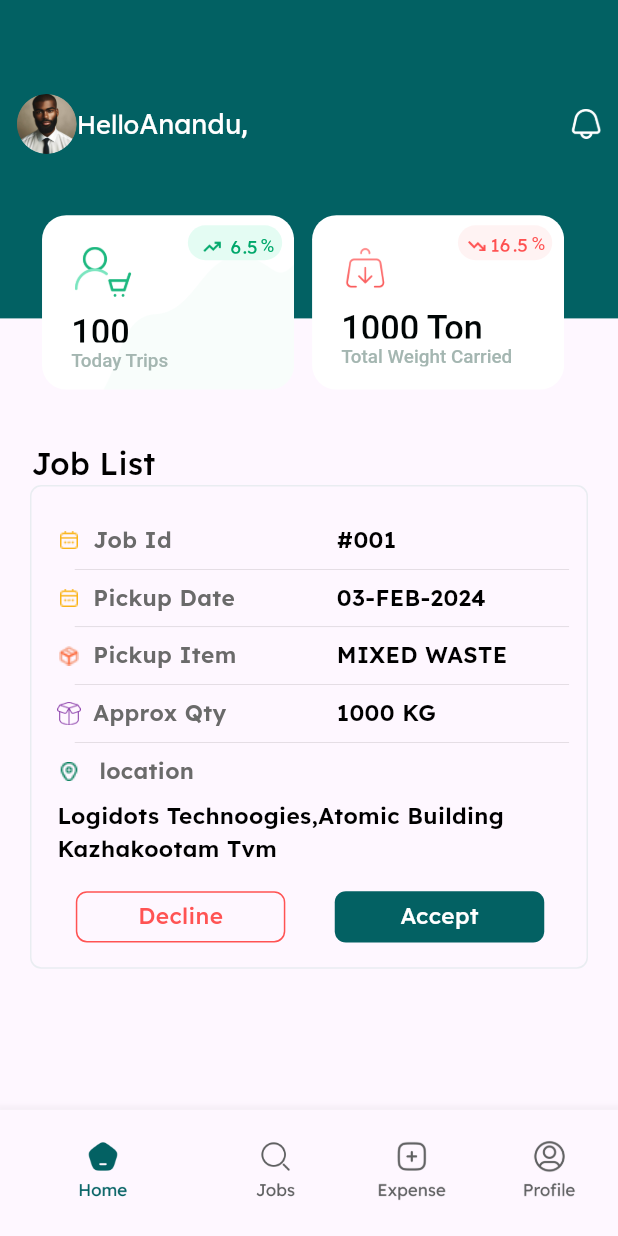
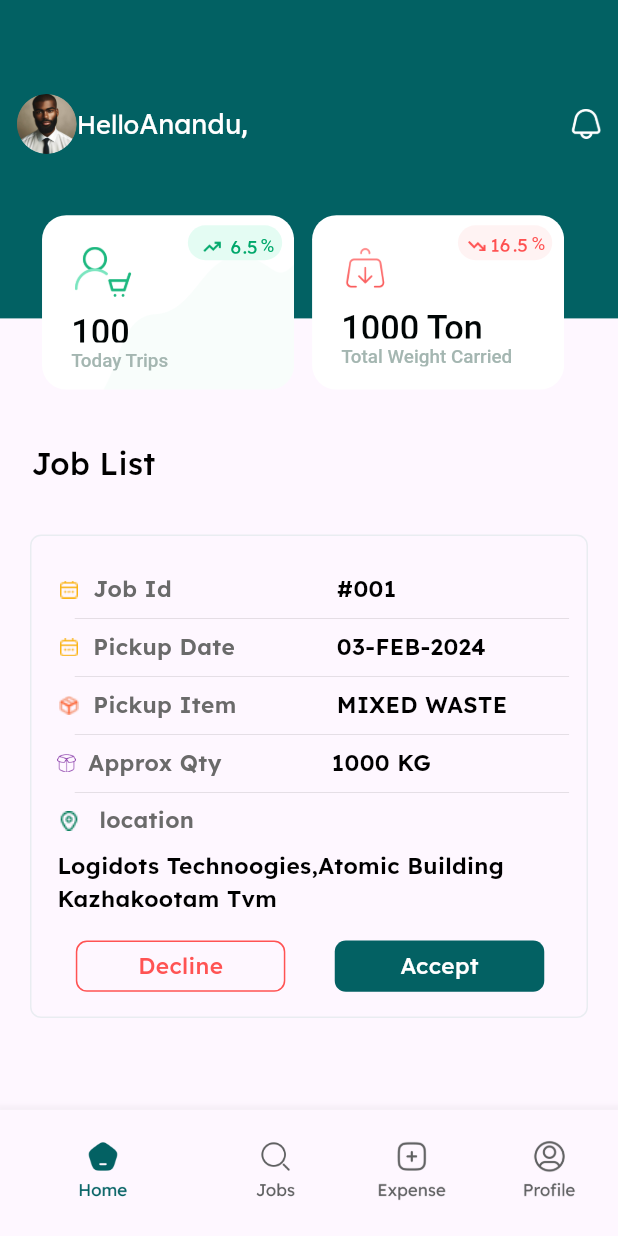
Before and after one commit to Sabari-nath-p/greenworms, a Flutter app: the Dashboard screen opened directly, on a phone screen of 412 x 824 dp. Run offline on Flutter 3.47's test engine with Material 3 defaults, Android fonts, the phone set to English and light mode, and no system bars; our stand-ins replace fluttertoast, get, google_fonts, sizer; Roboto replaces fonts that are missing (Gilroy, Manrope, Ubuntu).

Commit message:
job list

```diff
--- a/lib/Screen/homeScreen/components/JobListCard.dart
+++ b/lib/Screen/homeScreen/components/JobListCard.dart
@@ -21,6 +21,7 @@ class JobListCard extends StatelessWidget {
                       color: Colors.black,
                       fontWeight: FontWeight.w500),
                 ))),
+                SizedBox(height: 4.h,),
         JobSheetCard(
           JobStatus: 0,
         )
--- a/lib/Screen/homeScreen/components/JobSheetCard.dart
+++ b/lib/Screen/homeScreen/components/JobSheetCard.dart
@@ -183,8 +183,8 @@ class JobSheetCard extends StatelessWidget {
             Row(
               children: [
                 SizedBox(
-                    width: 1.9.h,
-                    height: 1.9.h,
+                    width: 1.5.h,
+                    height: 1.5.h,
                     child: Image.asset("assets/images/quantity.png")),
                 SizedBox(
                   width: 2.w,
```
